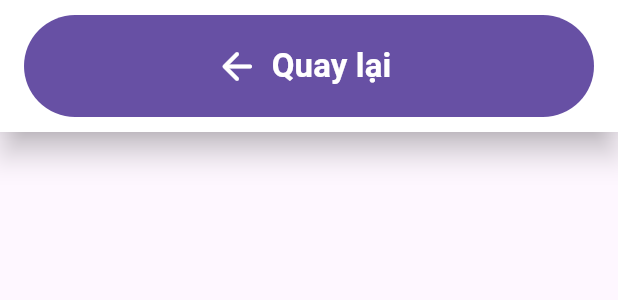
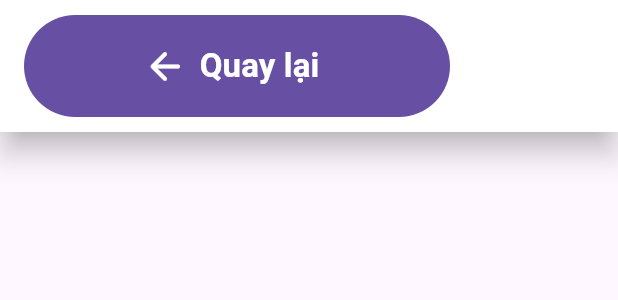
Before and after one commit to khoaminh-dev/vg_svthm, a Flutter app: the ElderBackBar widget shown alone on an empty page, opened directly, on a phone screen of 412 x 824 dp. Shown: the top 300 px of the screen. Run offline on Flutter 3.47's test engine with Material 3 defaults, Android fonts, the phone set to English and light mode, and no system bars; our stand-ins replace camera, firebase_core, firebase_messaging, flutter_image_compress, flutter_local_notifications, flutter_riverpod and 12 more; missing offline and left inert: flutter_webrtc, google_mlkit_text_recognition, ota_update, record; accounts and stored records are empty.

Commit message:
fix(ui): keep elder back bar clear of the floating Vy button; pill search in Community
Co-Authored-By: Claude Sonnet 5.5 <noreply@anthropic.com>

```diff
--- a/app/lib/shared/widgets/elder_text_scale.dart
+++ b/app/lib/shared/widgets/elder_text_scale.dart
@@ -54,7 +54,8 @@ class ElderBackBar extends StatelessWidget {
     child: SafeArea(
       top: false,
       child: Padding(
-        padding: const EdgeInsets.fromLTRB(16, 10, 16, 10),
+        // Chừa chỗ bên phải cho nút Vy nổi để không đè lên nút Quay lại.
+        padding: const EdgeInsets.fromLTRB(16, 10, 112, 10),
         child: SizedBox(
           height: 68,
           width: double.infinity,
```
Also changed, not shown: app/lib/features/community/presentation/community_screen.dart (+14 -0 lines), 1 other file.
